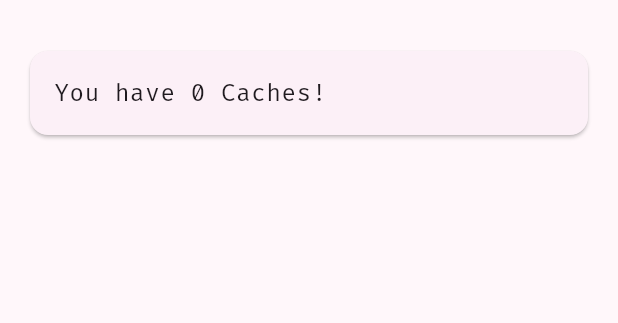
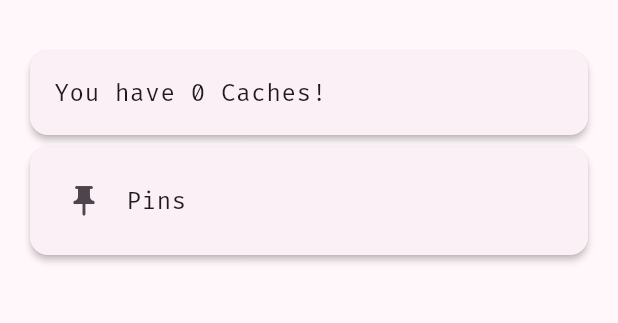
Before and after one commit to undefinedpatient/idea_cache, a Flutter app: the ICOverview screen opened directly with empty values, on a phone screen of 412 x 824 dp, the part 63-386 px from its top. Run offline on Flutter 3.47's test engine with Material 3 defaults, Android fonts, the phone set to English and light mode, and no system bars; our stand-ins replace google_fonts; missing offline and left inert: flutter_quill, window_manager.

Commit message:
Added supporting pins

```diff
--- a/lib/app.dart
+++ b/lib/app.dart
@@ -131,7 +131,7 @@ class _ICMainView extends State<ICMainView> {
         ),
         body: Row(
           children: [
-            Container(
+            SizedBox(
               // color: Theme.of(context).colorScheme.secondaryFixedDim,
               width: 180,
               child: Column(
--- a/lib/component/blocklisttile.dart
+++ b/lib/component/blocklisttile.dart
@@ -1,4 +1,3 @@
-import 'dart:developer';
 
 import 'package:flutter/material.dart';
 import 'package:idea_cache/model/block.dart';
--- a/lib/model/cache.dart
+++ b/lib/model/cache.dart
@@ -5,20 +5,28 @@ import 'package:uuid/uuid.dart';
 class Cache {
   final String _id;
   final List<String> _blockIds = List.empty(growable: true);
+  // Priorize, current only have 0(Normal) and 1 (Pinned)
+  int priority = 0;
   String name;
   // Construct a new Cache with name
-  Cache({required this.name}) : _id = Uuid().v4();
+  Cache({required this.name}) : _id = Uuid().v4(), priority = 0;
   // Construct a Cache from Json
   Cache.fromJson(Map<String, dynamic> json)
     : _id = json['id'],
-      name = json['name'] {
+      name = json['name'],
+      priority = json['priority'] {
     for (int i = 0; i < json['blockIds'].length; i++) {
       addBlockId(json['blockIds'][i]);
     }
   }
   // Convert Cache object to Json String, the String can be encode with dart:convert jsonEncode()
   Map<String, dynamic> toJson() {
-    return {'id': _id, 'blockIds': _blockIds, 'name': name};
+    return {
+      'id': _id,
+      'blockIds': _blockIds,
+      'name': name,
+      'priority': priority,
+    };
   }
 
   String get id {
--- a/lib/page/blockview.dart
+++ b/lib/page/blockview.dart
@@ -56,7 +56,7 @@ class _ICBlockView extends State<ICBlockView> {
     super.didUpdateWidget(oldWidget);
     _loadBlockContent();
 
-    log(name: runtimeType.toString(), "${widget.blockid}");
+    log(name: runtimeType.toString(), widget.blockid);
   }
 
   @override
@@ -81,8 +81,8 @@ class _ICBlockView extends State<ICBlockView> {
                   final SnackBar snackBar = SnackBar(content: Text("Saved!"));
                   ScaffoldMessenger.of(context).showSnackBar(snackBar);
                 },
+                requestFocusOnHover: false,
                 child: Text("Save"),
-                requestFocusOnHover: false,
               ),
               Text(widget.blockid),
             ],
--- a/lib/page/cacheoverview.dart
+++ b/lib/page/cacheoverview.dart
@@ -1,8 +1,4 @@
-import 'dart:ui';
-
 import 'package:flutter/material.dart';
-import 'package:flutter/widgets.dart';
-import 'package:flutter_quill/flutter_quill.dart';
 import 'package:idea_cache/model/block.dart';
 import 'package:idea_cache/model/filehandler.dart';
 
@@ -54,6 +50,7 @@ class _ICCacheOverviewState extends State<ICCacheOverview> {
         body: Column(
           children: [
             Card(
+              elevation: 2,
               child: ListTile(
                 title: Text("You have ${_cacheBlocks.length} blocks!"),
               ),
@@ -69,6 +66,7 @@ class _ICCacheOverviewState extends State<ICCacheOverview> {
                     .entries
                     .map(
                       (entry) => Card(
+                        elevation: 2,
                         clipBehavior: Clip.hardEdge,
                         child: ListTile(
                           leading: Icon(Icons.square_outlined),
--- a/lib/page/overview.dart
+++ b/lib/page/overview.dart
@@ -43,12 +43,56 @@ class _ICOverview extends State<ICOverview> {
           mainAxisSize: MainAxisSize.min,
           children: [
             Card(
+              elevation: 2,
               child: Column(
                 children: [
                   ListTile(
                     title: Text("You have ${_userCaches.length} Caches!"),
                   ),
                 ],
+              ),
+            ),
+            Card(
+              elevation: 2,
+              child: Padding(
+                padding: const EdgeInsets.all(8.0),
+                child: Column(
+                  children: [
+                    ListTile(
+                      leading: Icon(Icons.push_pin),
+                      title: Text("Pins"),
+                    ),
+                    GridView.count(
+                      crossAxisCount: (MediaQuery.of(context).size.width > 420)
+                          ? (MediaQuery.of(context).size.width / 420).floor()
+                          : 1,
+                      childAspectRatio: 4,
+                      shrinkWrap: true,
+                      children: _userCaches
+                          .where((Cache cache) => cache.priority == 1)
+                          .toList()
+                          .asMap()
+                          .entries
+                          .map(
+                            (entry) => Card(
+                              elevation: 4,
+                              clipBehavior: Clip.hardEdge,
+                              child: ListTile(
+                                leading: Icon(Icons.pages_outlined),
+                                title: Text(entry.value.name),
+                                subtitle: Text(
+                                  "# of Blocks: ${entry.value.blockIds.length.toString()}",
+                                ),
+                                onTap: () {
+                                  widget.setPage(entry.key + 1);
+                                },
+                              ),
+                            ),
+                          )
+                          .toList(),
+                    ),
+                  ],
+                ),
               ),
             ),
             Expanded(
@@ -59,10 +103,13 @@ class _ICOverview extends State<ICOverview> {
                 childAspectRatio: 4,
                 shrinkWrap: true,
                 children: _userCaches
+                    .where((Cache cache) => cache.priority == 0)
+                    .toList()
                     .asMap()
                     .entries
                     .map(
                       (entry) => Card(
+                        elevation: 2,
                         clipBehavior: Clip.hardEdge,
                         child: ListTile(
                           leading: Icon(Icons.pages_outlined),
--- a/lib/page/settingpage.dart
+++ b/lib/page/settingpage.dart
@@ -8,6 +8,8 @@ import 'package:provider/provider.dart';
 import 'package:google_fonts/google_fonts.dart';
 
 class ICSettingPage extends StatefulWidget {
+  const ICSettingPage({super.key});
+
   @override
   State<StatefulWidget> createState() {
     return _ICSettingPageState();
```
Also changed, not shown: lib/page/cacheview.dart (+16 -3 lines).
